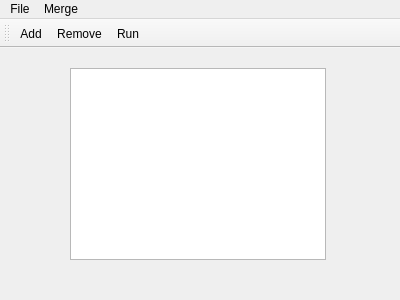
This is mainwindow.ui in neonsoftware/sndgui as Qt 5 draws it before an edit. The edited form follows.
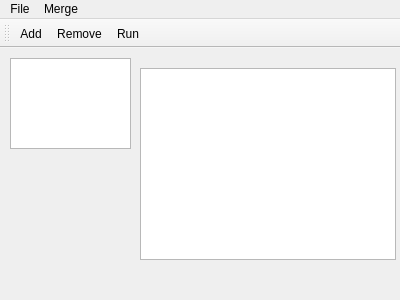
This is the edited form.

The edit to the form file:
```diff
--- a/mainwindow.ui
+++ b/mainwindow.ui
@@ -17,7 +17,17 @@
    <widget class="QListWidget" name="listWidget">
     <property name="geometry">
      <rect>
-      <x>70</x>
+      <x>10</x>
+      <y>10</y>
+      <width>121</width>
+      <height>91</height>
+     </rect>
+    </property>
+   </widget>
+   <widget class="QColumnView" name="columnView">
+    <property name="geometry">
+     <rect>
+      <x>140</x>
       <y>20</y>
       <width>256</width>
       <height>192</height>
```
